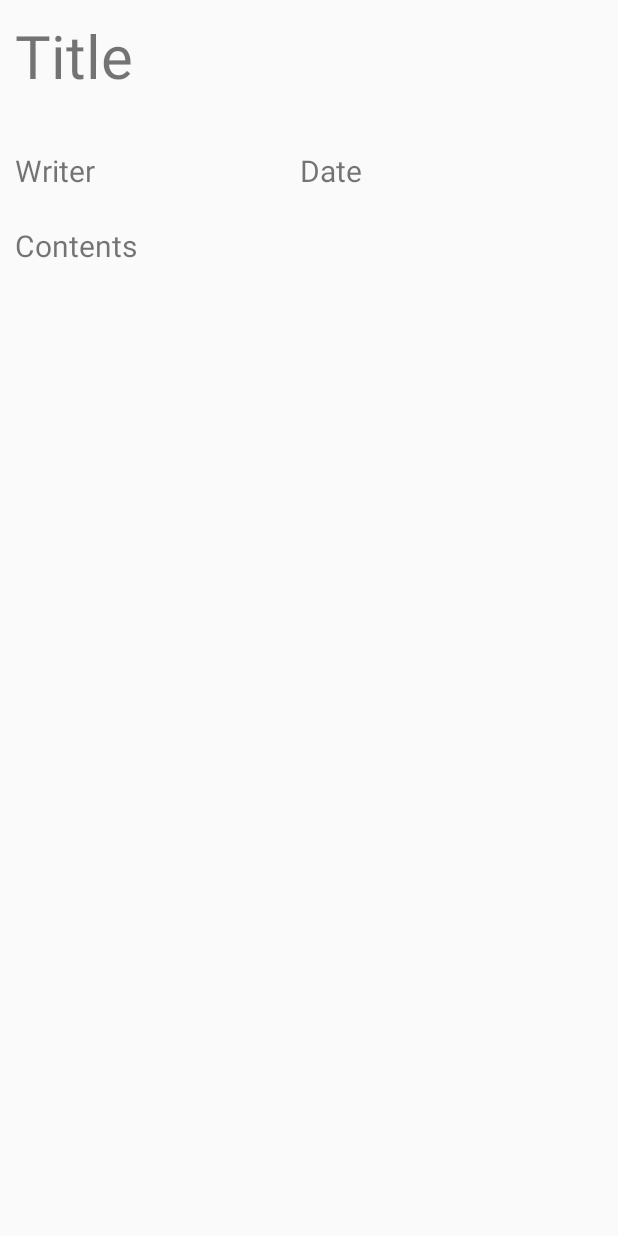
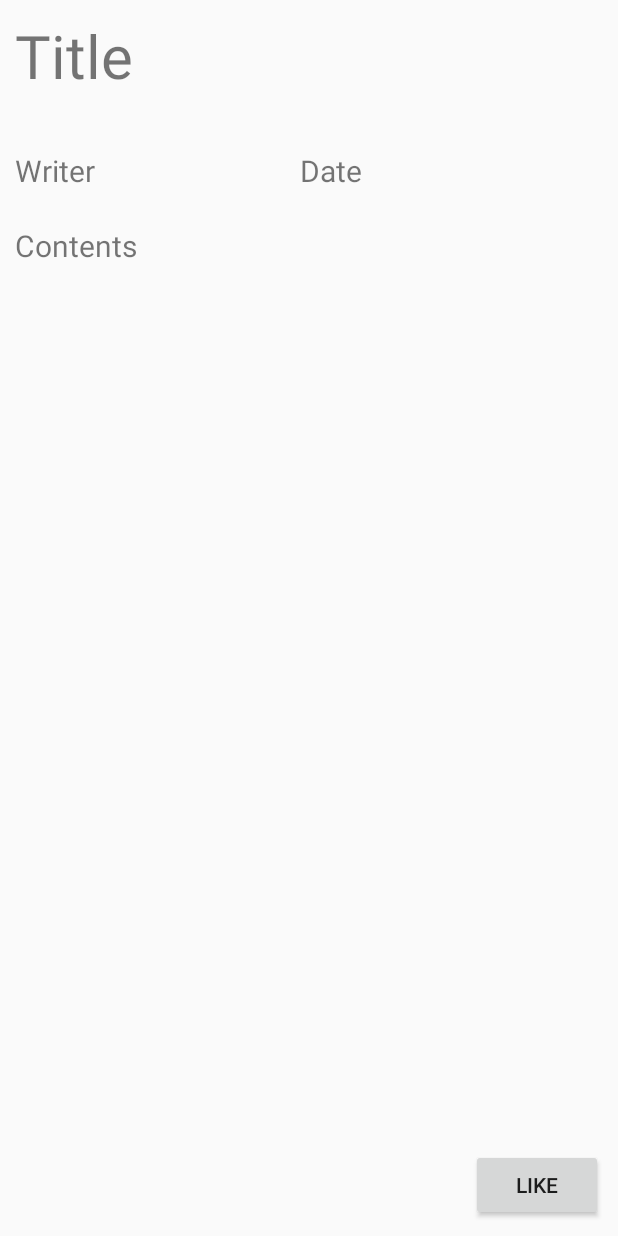
Before and after one commit to SeongBinYoon/Android_Practice, an Android app: the layout activity_view.xml on its own in the app's theme, with its tools: preview values and no code run, on a phone screen of 412 x 824 dp. Run offline under Robolectric (Android 15) with nearby library versions, the phone set to English and light mode, and no system bars.

Commit message:
button구현

```diff
--- a/app/src/main/res/layout/activity_view.xml
+++ b/app/src/main/res/layout/activity_view.xml
@@ -55,4 +55,14 @@
         android:textSize="20dp">
     </TextView>
 
+    <Button
+        android:id="@+id/btn_like"
+        android:layout_width="wrap_content"
+        android:layout_height="wrap_content"
+        android:layout_alignParentRight="true"
+        android:layout_alignParentBottom="true"
+        android:layout_marginRight="10dp"
+        android:layout_marginBottom="10dp"
+        android:text="Like"></Button>
+
 </RelativeLayout>
```
Also changed, not shown: app/src/main/java/com/example/board4/ViewActivity.java (+21 -0 lines).
